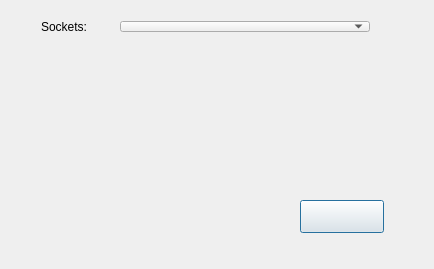
Before: the Qt Designer form dialog.ui in Pete-Hamlin/s20-sockets, drawn with Qt 5.
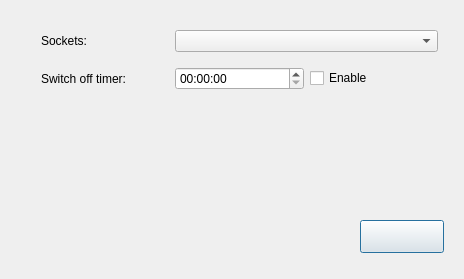
After: the same form once the commit is applied.

Commit message: Start implementing switch off timer in gui.

Diff of the .ui file:
```diff
--- a/dialog.ui
+++ b/dialog.ui
@@ -6,8 +6,8 @@
    <rect>
     <x>0</x>
     <y>0</y>
-    <width>434</width>
-    <height>269</height>
+    <width>464</width>
+    <height>279</height>
    </rect>
   </property>
   <property name="windowTitle">
@@ -16,8 +16,8 @@
   <widget class="QPushButton" name="toggleButton">
    <property name="geometry">
     <rect>
-     <x>300</x>
-     <y>200</y>
+     <x>360</x>
+     <y>220</y>
      <width>84</width>
      <height>33</height>
     </rect>
@@ -26,25 +26,25 @@
     <string></string>
    </property>
   </widget>
-  <widget class="QWidget" name="">
+  <widget class="QWidget" name="layoutWidget">
    <property name="geometry">
     <rect>
      <x>30</x>
      <y>10</y>
-     <width>351</width>
-     <height>33</height>
+     <width>419</width>
+     <height>100</height>
     </rect>
    </property>
-   <layout class="QHBoxLayout" name="horizontalLayout">
-    <item>
+   <layout class="QGridLayout" name="gridLayout">
+    <item row="0" column="0">
      <widget class="QLabel" name="label">
       <property name="text">
        <string>Sockets:</string>
       </property>
      </widget>
     </item>
-    <item>
-     <widget class="QComboBox" name="comboBox">
+    <item row="0" column="1" colspan="2">
+     <widget class="QComboBox" name="socketsComboBox">
       <property name="minimumSize">
        <size>
         <width>250</width>
@@ -53,6 +53,40 @@
       </property>
      </widget>
     </item>
+    <item row="1" column="1">
+     <widget class="QTimeEdit" name="offTimer">
+      <property name="maximumTime">
+       <time>
+        <hour>18</hour>
+        <minute>12</minute>
+        <second>15</second>
+       </time>
+      </property>
+      <property name="displayFormat">
+       <string>HH:mm:ss</string>
+      </property>
+     </widget>
+    </item>
+    <item row="1" column="0">
+     <widget class="QLabel" name="offTimerLabel">
+      <property name="toolTip">
+       <string>Automatic switch off on a specified delay after switch on</string>
+      </property>
+      <property name="text">
+       <string>Switch off timer:</string>
+      </property>
+     </widget>
+    </item>
+    <item row="1" column="2">
+     <widget class="QCheckBox" name="offTimerEnabled">
+      <property name="text">
+       <string>Enable</string>
+      </property>
+      <property name="tristate">
+       <bool>true</bool>
+      </property>
+     </widget>
+    </item>
    </layout>
   </widget>
  </widget>
```
Left out of the diff: 2 changed lines with no effect on the pictures. The commit also changes 2 other files.
